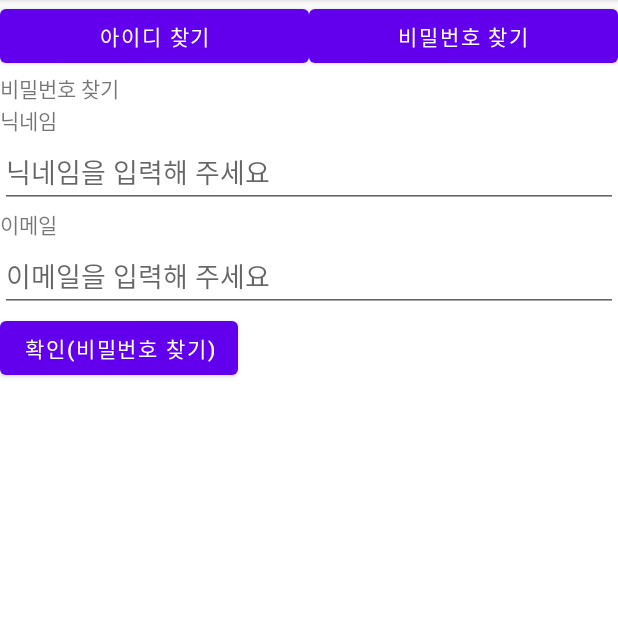
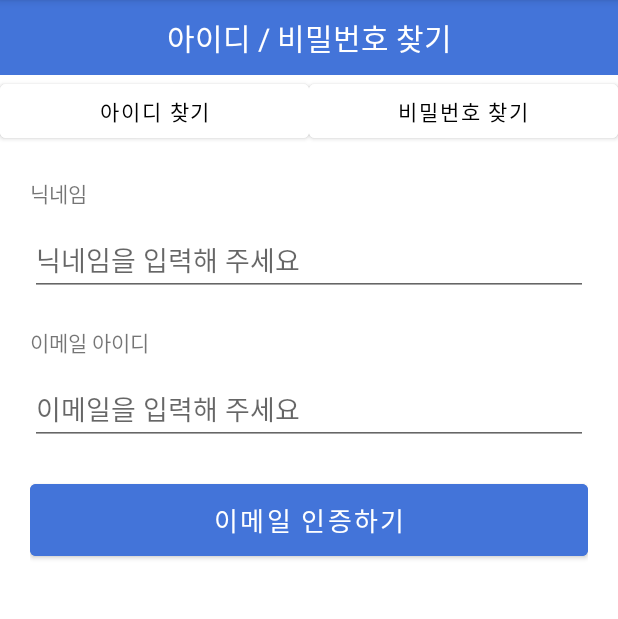
Before and after one commit to Lyne121/WITHME, an Android app: the FindIdPwActivity screen opened directly, with no data from a screen before it, on a phone screen of 412 x 824 dp, the part 84-703 px from its top. Run offline under Robolectric (Android 15) with nearby library versions, the phone set to English and light mode, and no system bars.

Commit message:
#7 find_id_pw UI 다듬기

```diff
--- a/app/src/main/res/layout/activity_find_id_pw.xml
+++ b/app/src/main/res/layout/activity_find_id_pw.xml
@@ -7,8 +7,17 @@
     android:orientation="vertical"
     tools:context=".FindIdPwActivity">
 
+<!-- 상단바 -->
+    <TextView
+        android:layout_width="match_parent"
+        android:layout_height="50dp"
+        android:gravity="center"
+        android:background="#4374D9"
+        android:textColor="#FFFFFF"
+        android:textSize="20sp"
+        android:text="아이디 / 비밀번호 찾기" />
 
-<!--    프레임레이아웃 구분 버튼 -->
+    <!--    프레임레이아웃 구분 버튼 -->
     <LinearLayout
         android:layout_width="match_parent"
         android:layout_height="wrap_content"
@@ -18,12 +27,16 @@
             android:layout_width="0dp"
             android:layout_weight="1"
             android:layout_height="wrap_content"
+            android:backgroundTint="#ffffff"
+            android:textColor="#000000"
             android:text="아이디 찾기" />
 
         <Button
             android:layout_width="0dp"
             android:layout_weight="1"
             android:layout_height="wrap_content"
+            android:backgroundTint="#ffffff"
+            android:textColor="#000000"
             android:text="비밀번호 찾기" />
 
     </LinearLayout>
@@ -36,39 +49,42 @@
 <!--        아이디 찾기-->
         <LinearLayout
             android:layout_width="match_parent"
-            android:orientation="vertical"
+            android:layout_height="match_parent"
             android:background="#ffffff"
-            android:layout_height="match_parent">
+            android:padding="20dp"
+            android:orientation="vertical">
 
             <TextView
                 android:layout_width="wrap_content"
                 android:layout_height="wrap_content"
-                android:text="아이디 찾기"/>
+                android:text="닉네임" />
+
+            <EditText
+                android:layout_marginTop="10dp"
+                android:layout_width="match_parent"
+                android:layout_height="wrap_content"
+                android:hint="닉네임을 입력해 주세요"/>
 
             <TextView
                 android:layout_width="wrap_content"
                 android:layout_height="wrap_content"
-                android:text="이름/닉네임"/>
+                android:layout_marginTop="20dp"
+                android:text="휴대폰 번호"/>
 
             <EditText
                 android:layout_width="match_parent"
                 android:layout_height="wrap_content"
-                android:hint="이름 혹은 닉네임을 입력해 주세요"/>
-
-            <TextView
-                android:layout_width="wrap_content"
-                android:layout_height="wrap_content"
-                android:text="Phone" />
-
-            <EditText
-                android:layout_width="match_parent"
-                android:layout_height="wrap_content"
+                android:layout_marginTop="10dp"
                 android:hint="-없이 휴대폰 번호를 입력해 주세요"/>
 
             <Button
-                android:layout_width="wrap_content"
-                android:layout_height="wrap_content"
-                android:text="확인(아이디 찾기)" />
+                android:layout_width="match_parent"
+                android:layout_height="60dp"
+                android:layout_marginTop="20dp"
+                android:backgroundTint="#4374D9"
+                android:textSize="17sp"
+                android:text="확 인" />
+
         </LinearLayout>
 
 <!--        비밀번호 찾기-->
@@ -76,12 +92,8 @@
             android:layout_width="match_parent"
             android:layout_height="match_parent"
             android:background="#ffffff"
+            android:padding="20dp"
             android:orientation="vertical">
-
-            <TextView
-                android:layout_width="wrap_content"
-                android:layout_height="wrap_content"
-                android:text="비밀번호 찾기"/>
 
             <TextView
                 android:layout_width="wrap_content"
@@ -90,6 +102,7 @@
 
             <EditText
                 android:id="@+id/edtNick_findPw"
+                android:layout_marginTop="10dp"
                 android:layout_width="match_parent"
                 android:layout_height="wrap_content"
                 android:hint="닉네임을 입력해 주세요"/>
@@ -97,19 +110,24 @@
             <TextView
                 android:layout_width="wrap_content"
                 android:layout_height="wrap_content"
-                android:text="이메일"/>
+                android:layout_marginTop="20dp"
+                android:text="이메일 아이디"/>
 
             <EditText
                 android:id="@+id/edtEmail_findPw"
                 android:layout_width="match_parent"
                 android:layout_height="wrap_content"
+                android:layout_marginTop="10dp"
                 android:hint="이메일을 입력해 주세요"/>
 
             <Button
                 android:id="@+id/btnFindPw"
-                android:layout_width="wrap_content"
-                android:layout_height="wrap_content"
-                android:text="확인(비밀번호 찾기)" />
+                android:layout_width="match_parent"
+                android:layout_height="60dp"
+                android:layout_marginTop="20dp"
+                android:backgroundTint="#4374D9"
+                android:textSize="17sp"
+                android:text="이메일 인증하기" />
 
         </LinearLayout>
 
```
